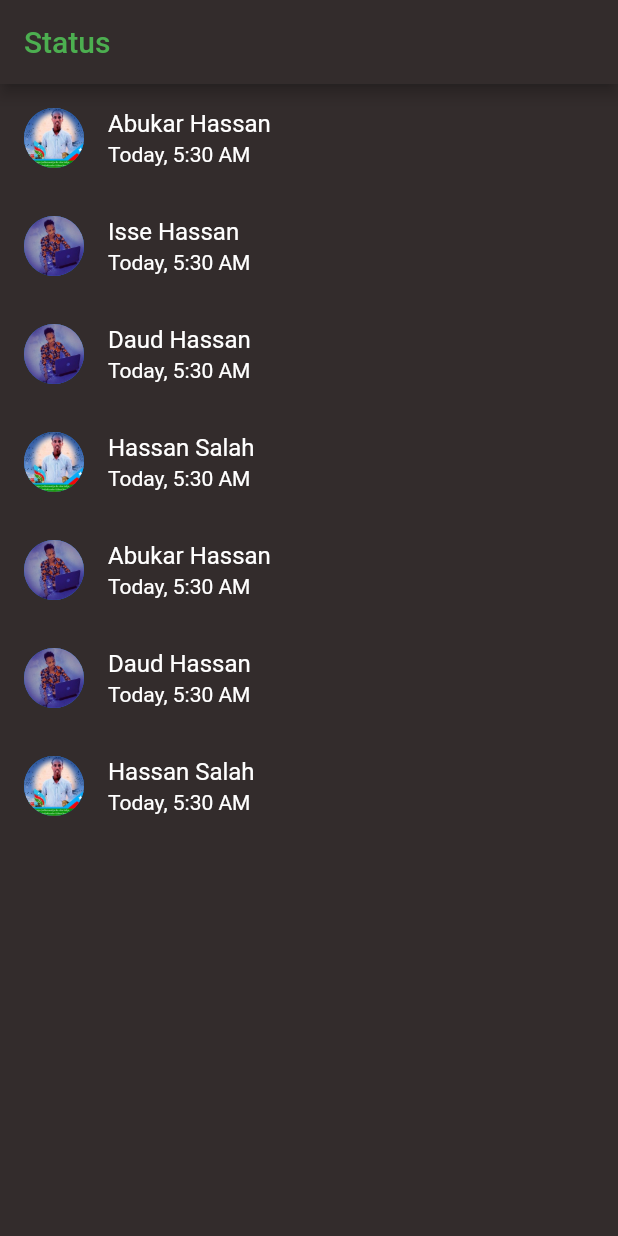
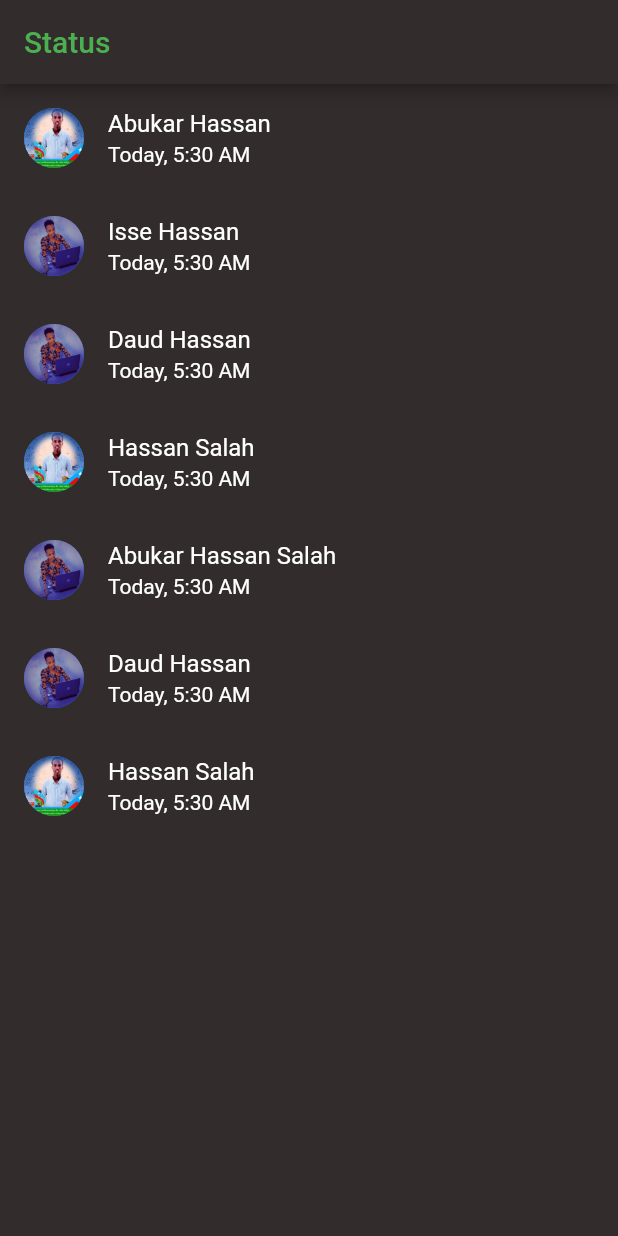
Before and after one commit to Abukar-Hassan-Salah/FlutterDart, a Flutter app: the StatusScreen screen opened directly, on a phone screen of 412 x 824 dp. Run offline on Flutter 3.47's test engine with Material 2 defaults, Android fonts, the phone set to English and light mode, and no system bars; our stand-ins replace flutter_spinkit, webview_flutter.

Commit message:
updated just now

```diff
--- a/helloword/lib/whatappcloneassign.dart
+++ b/helloword/lib/whatappcloneassign.dart
@@ -177,7 +177,7 @@ class StatusScreen extends StatelessWidget {
             leading: CircleAvatar(
               backgroundImage: AssetImage('assets/Abukar.jpeg.jpg'),
             ),
-            title: Text('Abukar Hassan'),
+            title: Text('Abukar Hassan Salah'),
             subtitle: Text('Today, 5:30 AM'),
           ),
           ListTile(
```
